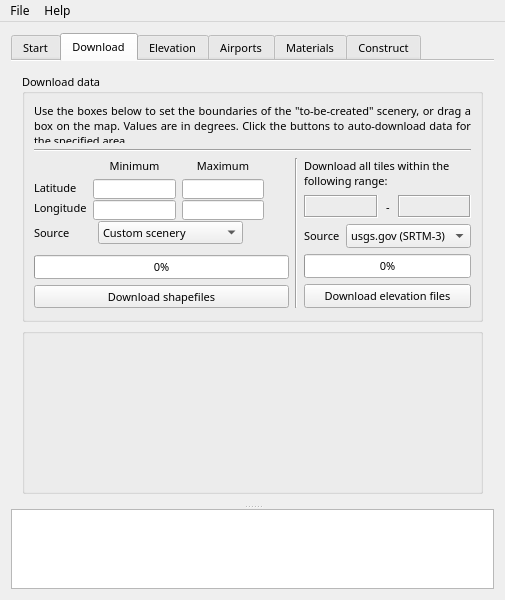
Before: the Qt Designer form mainwindow.ui in jasin/TerraGearGUI-QT5, drawn with Qt 5.
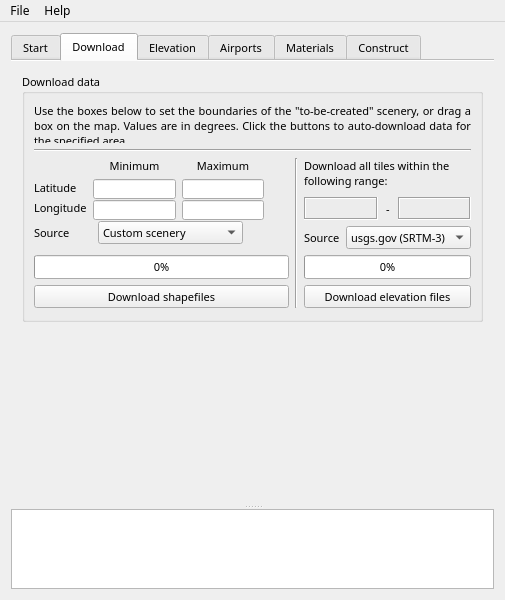
After: the same form once the commit is applied. The open tabs and pages were chosen to show the change.

Commit message: Correct map size on startup.

Diff of the .ui file:
```diff
--- a/mainwindow.ui
+++ b/mainwindow.ui
@@ -443,8 +443,8 @@
         </attribute>
         <layout class="QGridLayout" name="gridLayout_7">
          <item row="0" column="0">
-          <layout class="QVBoxLayout" name="verticalLayout_2">
-           <item>
+          <layout class="QGridLayout" name="gridLayout_4">
+           <item row="0" column="0">
             <widget class="QGroupBox" name="groupBox">
              <property name="sizePolicy">
               <sizepolicy hsizetype="Preferred" vsizetype="Fixed">
@@ -482,10 +482,7 @@
              <property name="checkable">
               <bool>false</bool>
              </property>
-             <layout class="QVBoxLayout" name="verticalLayout_16">
-              <property name="spacing">
-               <number>6</number>
-              </property>
+             <layout class="QGridLayout" name="gridLayout">
               <property name="leftMargin">
                <number>9</number>
               </property>
@@ -545,7 +542,7 @@
                 </property>
                </widget>
               </item>
-              <item>
+              <item row="3" column="0">
                <layout class="QHBoxLayout" name="horizontalLayout_9">
                 <property name="sizeConstraint">
                  <enum>QLayout::SetFixedSize</enum>
@@ -1139,6 +1136,12 @@
                         <height>23</height>
                        </size>
                       </property>
+                      <property name="maximumSize">
+                       <size>
+                        <width>16777215</width>
+                        <height>23</height>
+                       </size>
+                      </property>
                       <property name="currentIndex">
                        <number>2</number>
                       </property>
@@ -1182,6 +1185,12 @@
                       <height>23</height>
                      </size>
                     </property>
+                    <property name="maximumSize">
+                     <size>
+                      <width>16777215</width>
+                      <height>23</height>
+                     </size>
+                    </property>
                     <property name="font">
                      <font>
                       <family>Lucida Sans</family>
@@ -1213,31 +1222,31 @@
              </layout>
             </widget>
            </item>
-           <item>
-            <widget class="QGroupBox" name="groupBox_5">
-             <property name="sizePolicy">
-              <sizepolicy hsizetype="Preferred" vsizetype="Expanding">
-               <horstretch>0</horstretch>
-               <verstretch>0</verstretch>
-              </sizepolicy>
-             </property>
+           <item row="1" column="0">
+            <widget class="QFrame" name="frame">
              <property name="minimumSize">
               <size>
                <width>0</width>
-               <height>0</height>
+               <height>10</height>
               </size>
              </property>
-             <property name="title">
-              <string/>
+             <property name="frameShape">
+              <enum>QFrame::NoFrame</enum>
              </property>
-             <layout class="QGridLayout" name="gridLayout">
+             <property name="frameShadow">
+              <enum>QFrame::Plain</enum>
+             </property>
+             <property name="lineWidth">
+              <number>0</number>
+             </property>
+             <layout class="QVBoxLayout" name="verticalLayout_2">
+              <property name="spacing">
+               <number>0</number>
+              </property>
               <property name="margin">
                <number>0</number>
               </property>
-              <property name="spacing">
-               <number>0</number>
-              </property>
-              <item row="0" column="0">
+              <item>
                <layout class="QVBoxLayout" name="verticalLayout_14">
                 <property name="spacing">
                  <number>0</number>
```
Left out of the diff: 90 changed lines with no effect on the pictures. The commit also changes 2 other files.
